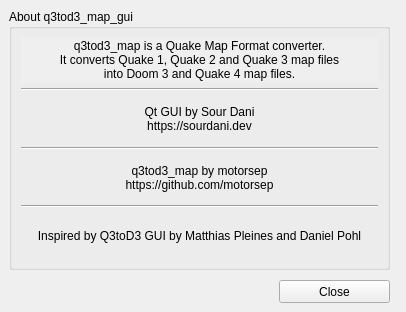
Qt form src/gui/about.ui (sour-dani/q3tod3_map) before a commit.
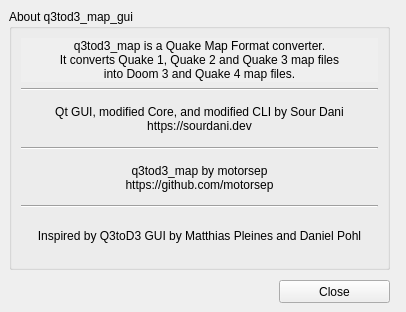
The same form after that commit.

The edit to the form file:
```diff
--- a/src/gui/about.ui
+++ b/src/gui/about.ui
@@ -57,7 +57,7 @@
     <item>
      <widget class="QLabel" name="daniLbl">
       <property name="text">
-       <string>Qt GUI by Sour Dani
+       <string>Qt GUI, modified Core, and modified CLI by Sour Dani
 https://sourdani.dev</string>
       </property>
       <property name="alignment">
```
